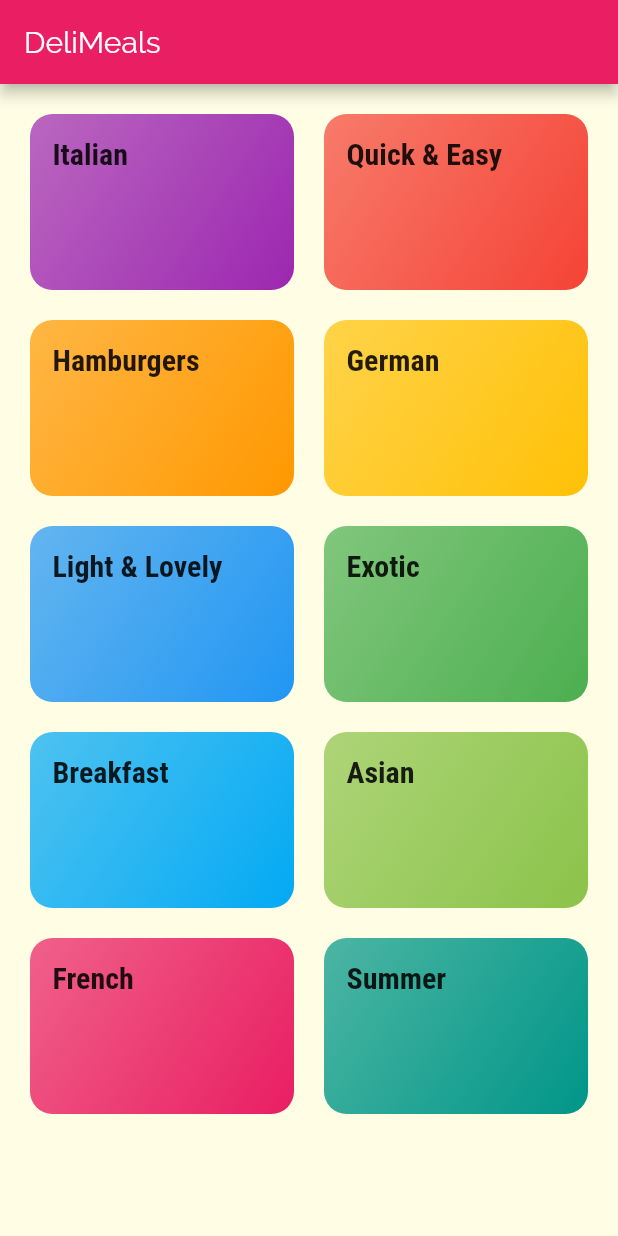
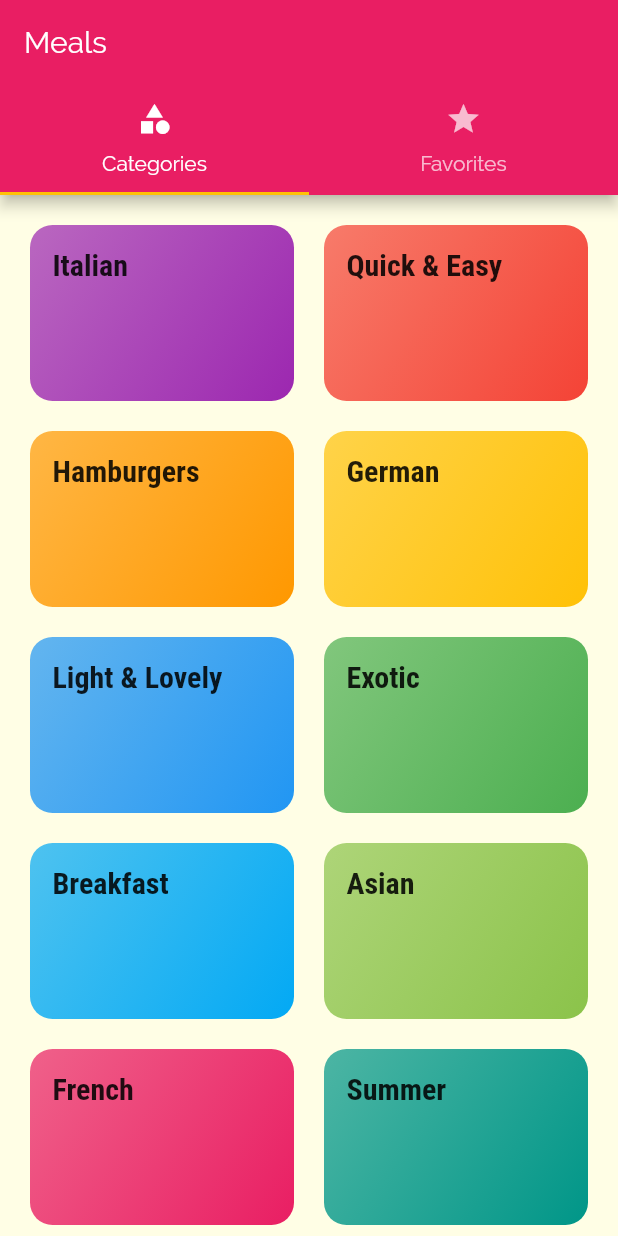
Before and after one commit to rmendoza83/flutter-delimeals, a Flutter app: the screen it shows after launch, on a phone screen of 412 x 824 dp. Run offline on Flutter 3.47's test engine with Material 2 defaults, Android fonts, the phone set to English and light mode, and no system bars.

Commit message:
Adding Tab Page
- Adding Tab Categories.
- Adding Tab Favorites.

```diff
--- a/lib/main.dart
+++ b/lib/main.dart
@@ -1,6 +1,7 @@
+
 import 'package:flutter/material.dart';
 
-import './pages/categories_page.dart';
+import './pages/tabs_page.dart';
 import './pages/category_meals_page.dart';
 import './pages/meal_detail_page.dart';
 
@@ -34,7 +35,7 @@ class MyApp extends StatelessWidget {
       //home: CategoriesPage(),
       initialRoute: '/',
       routes: {
-        '/': (ctx) => CategoriesPage(),
+        '/': (ctx) => TabsPage(),
         CategoryMealsPage.routeName: (ctx) => CategoryMealsPage(),
         MealDetailPage.routeName: (ctx) => MealDetailPage()
       }
--- a/lib/pages/categories_page.dart
+++ b/lib/pages/categories_page.dart
@@ -7,20 +7,22 @@ import './../dummy_data.dart';
 class CategoriesPage extends StatelessWidget {
   @override
   Widget build(BuildContext context) {
-    return Scaffold(
-      appBar: AppBar(
-        title: const Text('DeliMeals'),
-      ),
-      body: GridView(
+    return GridView(
       padding: EdgeInsets.all(20),
-        children: DUMMY_CATEGORIES.map((catData) => CategoryItem(catData.id, catData.title, catData.color)).toList(),
+      children: DUMMY_CATEGORIES
+        .map(
+          (catData) =>  CategoryItem(
+            catData.id,
+            catData.title,
+            catData.color),
+        )
+        .toList(),
       gridDelegate: SliverGridDelegateWithMaxCrossAxisExtent(
         maxCrossAxisExtent: 200,
         childAspectRatio: 3 / 2,
         crossAxisSpacing: 20,
         mainAxisSpacing: 20
       ),
-      ),
     );
   }
 }
--- /dev/null
+++ b/lib/pages/favorites_page.dart
@@ -0,0 +1,12 @@
+import 'package:flutter/material.dart';
+
+class FavoritesPage extends StatelessWidget {
+  @override
+  Widget build(BuildContext context) {
+    return Center(
+      child: Text(
+        'Favorites Page',
+      ),
+    );
+  }
+}
--- /dev/null
+++ b/lib/pages/tabs_page.dart
@@ -0,0 +1,47 @@
+import 'package:flutter/material.dart';
+
+import './categories_page.dart';
+import './favorites_page.dart';
+
+class TabsPage extends StatefulWidget {
+  @override
+  _TabsPageState createState() => _TabsPageState();
+}
+
+class _TabsPageState extends State<TabsPage> {
+  @override
+  Widget build(BuildContext context) {
+    return DefaultTabController(
+      length: 2,
+      child: Scaffold(
+        appBar: AppBar(
+          title: Text(
+            'Meals',
+          ),
+          bottom: TabBar(
+            tabs: <Widget>[
+              Tab(
+                icon: Icon(
+                  Icons.category
+                ),
+                text: 'Categories',
+              ),
+              Tab(
+                icon: Icon(
+                  Icons.star
+                ),
+                text: 'Favorites',
+              ),
+            ],
+          ),
+        ),
+        body: TabBarView(
+          children: <Widget>[
+            CategoriesPage(),
+            FavoritesPage(),
+          ],
+        ),
+      ),
+    );
+  }
+}
```
Lines whose indentation alone changed are shown as unchanged.
